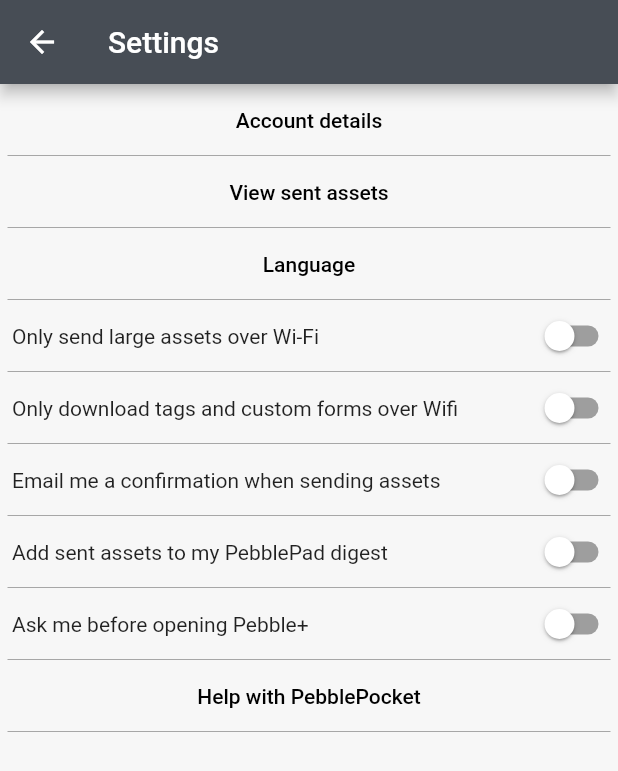
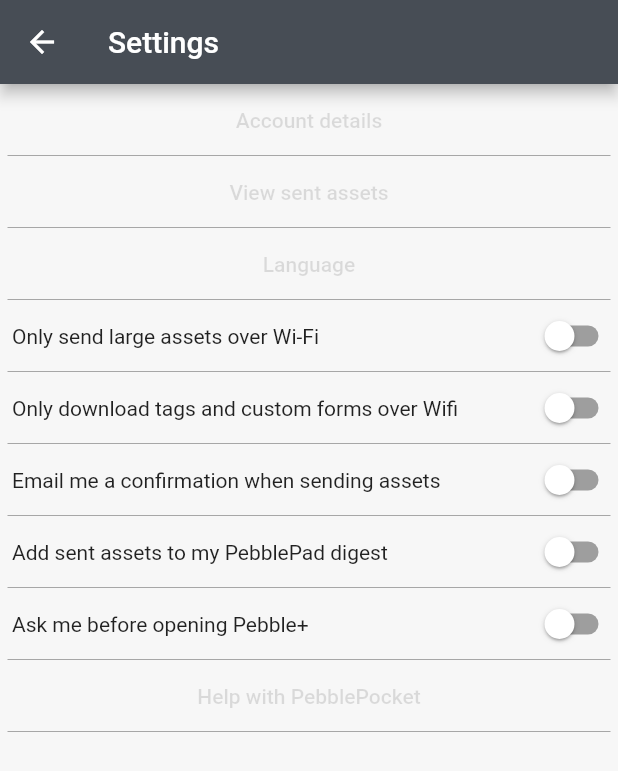
Before and after one commit to tejsohi/pebble_pocket_flutter, a Flutter app: the screen it shows after launch, in the side drawer, after a tap on the "settings" icon, on a phone screen of 412 x 824 dp. Shown: the top 771 px of the screen. Run offline on Flutter 3.47's test engine with Material 2 defaults, Android fonts, the phone set to English and light mode, and no system bars; our stand-ins replace shared_preferences, webview_flutter.

Commit message:
Implemented dark mode, saving broken again

```diff
--- a/lib/components/create_a_post/create_a_post.dart
+++ b/lib/components/create_a_post/create_a_post.dart
@@ -98,7 +98,7 @@
                 thickness: 0.6,
                 indent: 5,
                 endIndent: 5,
-                color: Colors.grey,
+                color: Theme.of(context).dividerColor,
               ),
               SizedBox(height: 30.00),
               CreateAPostActionButtons(
--- a/lib/components/dashboard/dashboard.dart
+++ b/lib/components/dashboard/dashboard.dart
@@ -3,6 +3,7 @@
 import 'package:pebble_pocket_flutter/components/dashboard_cards/whats_happening_card.dart';
 import 'package:pebble_pocket_flutter/components/sidebar/sidebar.dart';
 import 'package:pebble_pocket_flutter/components/dashboard_cards/to_do/to_do.dart';
+import 'package:pebble_pocket_flutter/theme/theme_manager.dart';
 
 class Dashboard extends StatefulWidget {
   const Dashboard({super.key});
@@ -12,6 +13,26 @@
 }
 
 class _DashboardState extends State<Dashboard> {
+  ThemeManager themeManager = ThemeManager();
+
+  @override
+  void dispose() {
+    themeManager.removeListener(themeListener);
+    super.dispose();
+  }
+
+  @override
+  void initState() {
+    themeManager.addListener(themeListener);
+    super.initState();
+  }
+
+  themeListener() {
+    if (mounted) {
+      setState(() {});
+    }
+  }
+
   @override
   Widget build(BuildContext context) {
     return Scaffold(
@@ -26,7 +47,7 @@
             ToDo(),
           ],
         ),
-        backgroundColor: Color(0xFFf7f7f7),
+        backgroundColor: Theme.of(context).primaryColor,
         drawer: SideBar());
   }
 }
--- a/lib/components/dashboard_cards/profile_card.dart
+++ b/lib/components/dashboard_cards/profile_card.dart
@@ -11,7 +11,7 @@
   @override
   Widget build(BuildContext context) {
     return Card(
-      color: Color(0xFFffffff),
+      color: Theme.of(context).cardColor,
       child: Center(
         child: Padding(
           padding: const EdgeInsets.all(20.0),
--- a/lib/components/dashboard_cards/to_do/to_do.dart
+++ b/lib/components/dashboard_cards/to_do/to_do.dart
@@ -11,7 +11,7 @@
   @override
   Widget build(BuildContext context) {
     return Card(
-      color: Color(0xFFffffff),
+      color: Theme.of(context).cardColor,
       child: Padding(
         padding: const EdgeInsets.all(40.0),
         child: Column(
--- a/lib/components/dashboard_cards/whats_happening_card.dart
+++ b/lib/components/dashboard_cards/whats_happening_card.dart
@@ -11,7 +11,7 @@
   @override
   Widget build(BuildContext context) {
     return Card(
-      color: Color(0xFFffffff),
+      color: Theme.of(context).cardColor,
       child: Padding(
         padding: const EdgeInsets.all(40.0),
         child: Column(
--- a/lib/components/settings/settings.dart
+++ b/lib/components/settings/settings.dart
@@ -17,7 +17,7 @@
         title: Text('Settings'),
         backgroundColor: Color(0xFF474d55),
       ),
-      backgroundColor: Color(0xFFf7f7f7),
+      backgroundColor: Theme.of(context).primaryColor,
       body: Column(
         crossAxisAlignment: CrossAxisAlignment.stretch,
         children: [
@@ -25,9 +25,10 @@
             onPressed: () {},
             style: ButtonStyle(
               elevation: MaterialStatePropertyAll(0.00),
-              backgroundColor:
-                  MaterialStateProperty.all<Color>(Color(0xFFf7f7f7)),
-              foregroundColor: MaterialStateProperty.all(Colors.black),
+              backgroundColor: MaterialStateProperty.all<Color>(
+                  Theme.of(context).primaryColor),
+              foregroundColor:
+                  MaterialStateProperty.all(Theme.of(context).dividerColor),
             ),
             child: Text('Account details'),
           ),
@@ -42,9 +43,10 @@
             onPressed: () {},
             style: ButtonStyle(
               elevation: MaterialStatePropertyAll(0.00),
-              backgroundColor:
-                  MaterialStateProperty.all<Color>(Color(0xFFf7f7f7)),
-              foregroundColor: MaterialStateProperty.all(Colors.black),
+              backgroundColor: MaterialStateProperty.all<Color>(
+                  Theme.of(context).primaryColor),
+              foregroundColor:
+                  MaterialStateProperty.all(Theme.of(context).dividerColor),
             ),
             child: Text('View sent assets'),
           ),
@@ -59,9 +61,10 @@
             onPressed: () {},
             style: ButtonStyle(
               elevation: MaterialStatePropertyAll(0.00),
-              backgroundColor:
-                  MaterialStateProperty.all<Color>(Color(0xFFf7f7f7)),
-              foregroundColor: MaterialStateProperty.all(Colors.black),
+              backgroundColor: MaterialStateProperty.all<Color>(
+                  Theme.of(context).primaryColor),
+              foregroundColor:
+                  MaterialStateProperty.all(Theme.of(context).dividerColor),
             ),
             child: Text('Language'),
           ),
@@ -161,9 +164,10 @@
             onPressed: () {},
             style: ButtonStyle(
               elevation: MaterialStatePropertyAll(0.00),
-              backgroundColor:
-                  MaterialStateProperty.all<Color>(Color(0xFFf7f7f7)),
-              foregroundColor: MaterialStateProperty.all(Colors.black),
+              backgroundColor: MaterialStateProperty.all<Color>(
+                  Theme.of(context).primaryColor),
+              foregroundColor:
+                  MaterialStateProperty.all(Theme.of(context).dividerColor),
             ),
             child: Text('Help with PebblePocket'),
           ),
--- a/lib/main.dart
+++ b/lib/main.dart
@@ -1,15 +1,13 @@
 import 'package:flutter/material.dart';
 import 'package:pebble_pocket_flutter/components/dashboard/dashboard.dart';
+import 'package:pebble_pocket_flutter/theme/theme_contants.dart';
 
 void main() {
   WidgetsFlutterBinding.ensureInitialized();
+
   runApp(MaterialApp(
-    theme: ThemeData(
-      brightness: Brightness.light,
-    ),
-    darkTheme: ThemeData(
-      brightness: Brightness.dark,
-    ),
+    theme: lightTheme,
+    darkTheme: darkTheme,
     initialRoute: '/',
     routes: {
       '/': (context) => Dashboard(),
```
Also changed, not shown: lib/components/create_a_post/create_a_post_action_buttons.dart (+8 -12 lines), lib/theme/theme_contants.dart (added, +39 -0 lines), lib/theme/theme_manager.dart (added, +12 -0 lines), lib/components/my_assets/my_assets.dart (line endings or trailing spaces).
